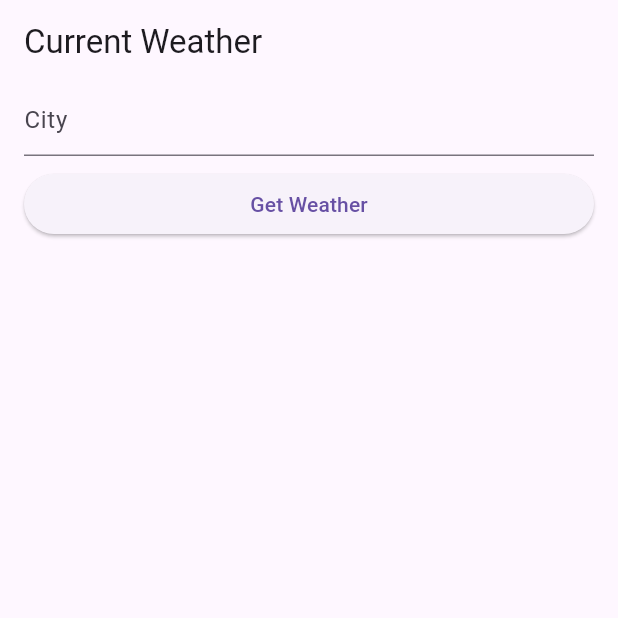
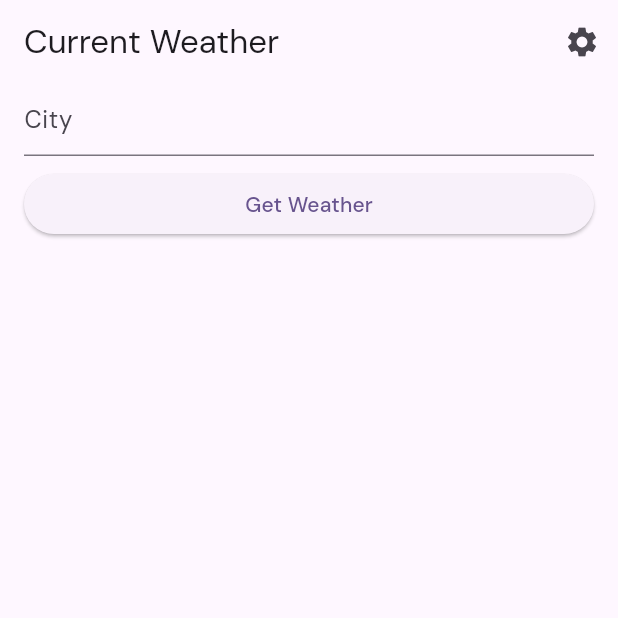
Before and after one commit to dhemasnurjaya/flutter-clean-architecture, a Flutter app: the screen it shows after launch, on a phone screen of 412 x 824 dp, the top half of it. Run offline on Flutter 3.47's test engine with Material 3 defaults, Android fonts, the phone set to English and light mode, and no system bars; our stand-ins replace auto_route, equatable, flutter_bloc, fpdart, get_it, google_fonts and 1 more.

Commit message:
add theming

```diff
--- /dev/null
+++ b/lib/core/presentation/bloc/error_state.dart
@@ -0,0 +1,9 @@
+abstract class ErrorState {
+  final String message;
+  final Exception? cause;
+
+  const ErrorState({
+    required this.message,
+    this.cause,
+  });
+}
--- /dev/null
+++ b/lib/core/presentation/theme/app_theme.dart
@@ -0,0 +1,21 @@
+import 'package:flutter/material.dart';
+import 'package:google_fonts/google_fonts.dart';
+
+/// App light theme
+ThemeData lightTheme = ThemeData(
+  colorScheme: ColorScheme.fromSeed(
+    seedColor: const Color(0xFF6F43C0),
+  ),
+  useMaterial3: true,
+  fontFamily: GoogleFonts.dmSans().fontFamily,
+);
+
+/// App dark theme
+ThemeData darkTheme = ThemeData(
+  colorScheme: ColorScheme.fromSeed(
+    seedColor: const Color(0xFF6F43C0),
+    brightness: Brightness.dark,
+  ),
+  useMaterial3: true,
+  fontFamily: GoogleFonts.dmSans().fontFamily,
+);
--- /dev/null
+++ b/lib/core/presentation/theme/theme_mode_cubit.dart
@@ -0,0 +1,24 @@
+import 'package:clean_architecture/core/data/local/config.dart';
+import 'package:flutter/material.dart';
+import 'package:flutter_bloc/flutter_bloc.dart';
+
+/// Theme mode cubit for theme mode management
+class ThemeModeCubit extends Cubit<ThemeMode> {
+  /// Default [ThemeMode] is [ThemeMode.system]
+  ThemeModeCubit({
+    required this.themeModeConfig,
+    required this.initialThemeMode,
+  }) : super(initialThemeMode);
+
+  /// Theme mode config
+  final Config<ThemeMode> themeModeConfig;
+
+  /// Initial theme mode
+  final ThemeMode initialThemeMode;
+
+  /// Set theme mode
+  void setThemeMode(ThemeMode themeMode) {
+    themeModeConfig.set(themeMode);
+    emit(themeMode);
+  }
+}
--- a/lib/core/router/app_router.dart
+++ b/lib/core/router/app_router.dart
@@ -1,4 +1,5 @@
 import 'package:auto_route/auto_route.dart';
+import 'package:clean_architecture/presentation/app_settings/app_settings_page.dart';
 import 'package:clean_architecture/presentation/current_weather/current_weather_page.dart';
 
 part 'app_router.gr.dart';
@@ -11,5 +12,6 @@ class AppRouter extends _$AppRouter {
           page: CurrentWeatherRoute.page,
           initial: true,
         ),
+        AutoRoute(page: AppSettingsRoute.page),
       ];
 }
--- a/lib/main.dart
+++ b/lib/main.dart
@@ -1,11 +1,22 @@
+import 'package:clean_architecture/core/presentation/bloc/app_bloc_observer.dart';
+import 'package:clean_architecture/core/presentation/theme/app_theme.dart';
+import 'package:clean_architecture/core/presentation/theme/theme_mode_cubit.dart';
 import 'package:clean_architecture/core/router/app_router.dart';
 import 'package:clean_architecture/presentation/current_weather/blocs/current_weather_bloc.dart';
 import 'package:flutter/material.dart';
 import 'package:flutter_bloc/flutter_bloc.dart';
 import 'injection_container.dart' as ic;
 
-void main() {
+Future<void> main() async {
+  WidgetsFlutterBinding.ensureInitialized();
+
+  // dependency injection setup
   ic.setup();
+  await ic.getIt.allReady();
+
+  // register bloc observer
+  Bloc.observer = AppBlocObserver();
+
   runApp(WeatherApp());
 }
 
@@ -18,12 +29,24 @@ class WeatherApp extends StatelessWidget {
   Widget build(BuildContext context) {
     return MultiBlocProvider(
       providers: [
+        BlocProvider<ThemeModeCubit>(
+          create: (context) => ic.getIt(),
+        ),
         BlocProvider<CurrentWeatherBloc>(
           create: (context) => ic.getIt(),
         ),
       ],
-      child: MaterialApp.router(
-        routerConfig: _appRouter.config(),
+      child: BlocBuilder<ThemeModeCubit, ThemeMode>(
+        builder: (context, state) {
+          return MaterialApp.router(
+            debugShowCheckedModeBanner: false,
+            title: 'Weather App',
+            theme: lightTheme,
+            darkTheme: darkTheme,
+            themeMode: state,
+            routerConfig: _appRouter.config(),
+          );
+        },
       ),
     );
   }
--- a/lib/presentation/current_weather/blocs/current_weather_bloc.dart
+++ b/lib/presentation/current_weather/blocs/current_weather_bloc.dart
@@ -1,3 +1,4 @@
+import 'package:clean_architecture/core/presentation/bloc/error_state.dart';
 import 'package:clean_architecture/domain/entities/current_weather.dart';
 import 'package:clean_architecture/domain/use_cases/get_current_weather.dart';
 import 'package:equatable/equatable.dart';
--- a/lib/presentation/current_weather/blocs/current_weather_states.dart
+++ b/lib/presentation/current_weather/blocs/current_weather_states.dart
@@ -27,11 +27,16 @@ class CurrentWeatherLoadedState extends CurrentWeatherState {
   List<Object?> get props => [currentWeather];
 }
 
-class CurrentWeatherErrorState extends CurrentWeatherState {
+class CurrentWeatherErrorState extends CurrentWeatherState
+    implements ErrorState {
+  @override
   final String message;
 
-  const CurrentWeatherErrorState({required this.message});
+  @override
+  final Exception? cause;
+
+  const CurrentWeatherErrorState({required this.message, this.cause});
 
   @override
-  List<Object?> get props => [message];
+  List<Object?> get props => [message, cause];
 }
--- a/lib/presentation/current_weather/current_weather_page.dart
+++ b/lib/presentation/current_weather/current_weather_page.dart
@@ -1,4 +1,5 @@
 import 'package:auto_route/auto_route.dart';
+import 'package:clean_architecture/core/router/app_router.dart';
 import 'package:clean_architecture/presentation/current_weather/blocs/current_weather_bloc.dart';
 import 'package:flutter/material.dart';
 import 'package:flutter_bloc/flutter_bloc.dart';
@@ -20,6 +21,14 @@ class _CurrentWeatherPageState extends State<CurrentWeatherPage> {
     return Scaffold(
       appBar: AppBar(
         title: const Text('Current Weather'),
+        actions: [
+          IconButton(
+            icon: const Icon(Icons.settings),
+            onPressed: () {
+              context.router.push(const AppSettingsRoute());
+            },
+          ),
+        ],
       ),
       body: BlocBuilder<CurrentWeatherBloc, CurrentWeatherState>(
         builder: (context, state) {
@@ -115,7 +124,10 @@ class _CurrentWeatherPageState extends State<CurrentWeatherPage> {
             ],
           ),
           const SizedBox(height: 16),
-          Text('Last Updated: ${state.currentWeather.lastUpdated}'),
+          Text(
+            'Last Updated: ${state.currentWeather.lastUpdated}',
+            style: Theme.of(context).textTheme.bodySmall,
+          ),
         ],
       );
     }
--- a/pubspec.yaml
+++ b/pubspec.yaml
@@ -14,8 +14,10 @@ dependencies:
   flutter_bloc: ^8.1.5
   fpdart: ^1.1.0
   get_it: ^7.7.0
+  google_fonts: ^6.2.1
   http: ^1.2.1
   json_annotation: ^4.8.1
+  shared_preferences: ^2.2.3
 
 dev_dependencies:
   flutter_test:
```
Also changed, not shown: lib/core/data/local/theme_mode_config.dart (added, +42 -0 lines), lib/core/presentation/bloc/app_bloc_observer.dart (added, +19 -0 lines), lib/injection_container.dart (+29 -0 lines), lib/presentation/app_settings/app_settings_page.dart (added, +56 -0 lines), lib/core/router/app_router.gr.dart, pubspec.lock.
